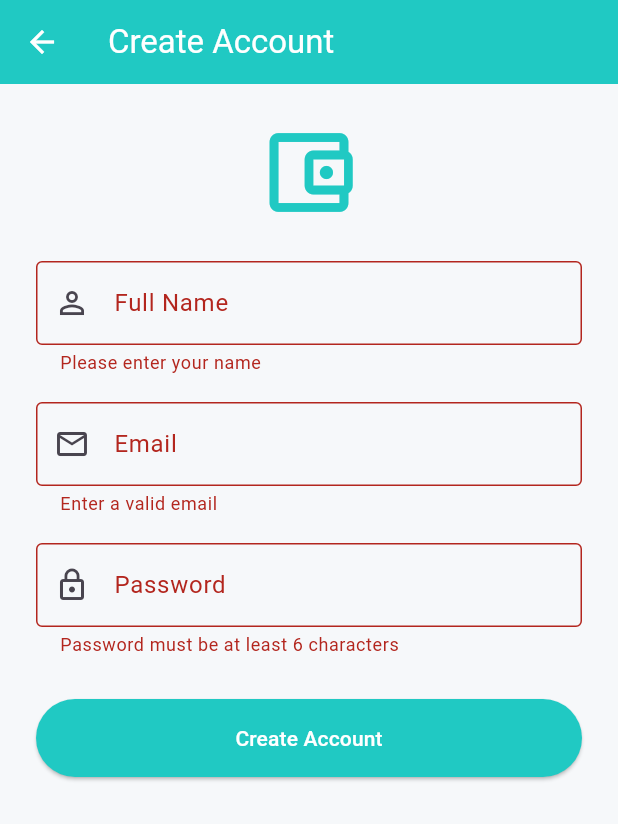
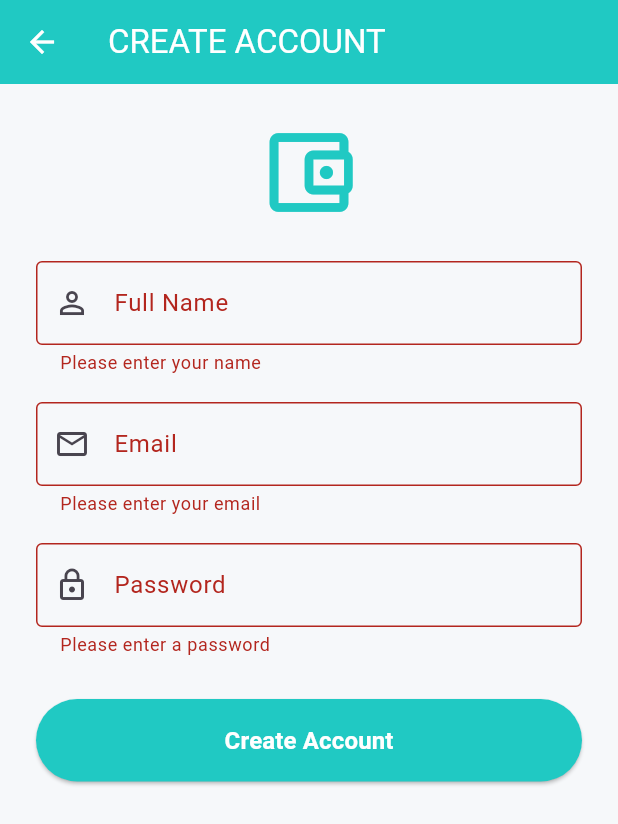
Before and after one commit to passang96/Student-Financial-Assistant-and-Savings-App, a Flutter app: the RegisterScreen screen opened directly, after a tap on "Create Account", on a phone screen of 412 x 824 dp. Shown: the top 824 px of the screen. Run offline on Flutter 3.47's test engine with Material 3 defaults, Android fonts, the phone set to English and light mode, and no system bars; our stand-ins replace firebase_auth, firebase_core; accounts and stored records are empty; Roboto replaces fonts that are missing (Arial).

Commit message:
Configured Firebase and implemented user registration

```diff
--- a/lib/main.dart
+++ b/lib/main.dart
@@ -1,8 +1,32 @@
+import 'package:firebase_core/firebase_core.dart';
 import 'package:flutter/material.dart';
 
+import 'firebase_options.dart';
 import 'screens/splash/splash_screen.dart';
 
-void main() {
+Future<void> main() async {
+  print('🔥🔥🔥 KAPIL MAIN.DART IS RUNNING 🔥🔥🔥');
+
+  WidgetsFlutterBinding.ensureInitialized();
+
+  try {
+    print('===== FIREBASE INITIALIZATION START =====');
+
+    final FirebaseApp app = await Firebase.initializeApp(
+      options: DefaultFirebaseOptions.currentPlatform,
+    );
+
+    print('===== FIREBASE INITIALIZATION SUCCESS =====');
+    print('Firebase app name: ${app.name}');
+    print('Firebase project ID: ${app.options.projectId}');
+    print('Firebase app ID: ${app.options.appId}');
+  } catch (e, stackTrace) {
+    print('===== FIREBASE INITIALIZATION FAILED =====');
+    print('ERROR: $e');
+    print('STACK TRACE:');
+    print(stackTrace);
+  }
+
   runApp(const StudentFinanceApp());
 }
 
--- a/lib/screens/register_screen.dart
+++ b/lib/screens/register_screen.dart
@@ -1,3 +1,4 @@
+import 'package:firebase_auth/firebase_auth.dart';
 import 'package:flutter/material.dart';
 
 import '../constants/app_colors.dart';
@@ -27,23 +28,128 @@ class _RegisterScreenState extends State<RegisterScreen> {
   }
 
   Future<void> _handleRegister() async {
-    if (!_formKey.currentState!.validate()) return;
+    debugPrint('BUTTON PRESSED!!!');
+    if (!_formKey.currentState!.validate()) {
+      return;
+    }
 
     setState(() {
       _isLoading = true;
     });
 
-    await Future.delayed(const Duration(seconds: 1));
+    final String name = _nameController.text.trim();
+    final String email = _emailController.text.trim();
+    final String password = _passwordController.text;
 
-    if (!mounted) return;
+    try {
+      debugPrint('===== FIREBASE REGISTRATION START =====');
+      debugPrint('Attempting registration for: $email');
 
-    setState(() {
-      _isLoading = false;
-    });
+      final UserCredential userCredential = await FirebaseAuth.instance
+          .createUserWithEmailAndPassword(email: email, password: password);
 
-    ScaffoldMessenger.of(
-      context,
-    ).showSnackBar(const SnackBar(content: Text('Registration submitted')));
+      final User? user = userCredential.user;
+
+      if (user == null) {
+        throw Exception('Firebase did not return a user after registration.');
+      }
+
+      debugPrint('===== FIREBASE USER CREATED =====');
+      debugPrint('UID: ${user.uid}');
+      debugPrint('Email: ${user.email}');
+
+      // Save the student's name in Firebase Authentication.
+      await user.updateDisplayName(name);
+
+      await user.reload();
+
+      final User? updatedUser = FirebaseAuth.instance.currentUser;
+
+      debugPrint('Display Name: ${updatedUser?.displayName}');
+      debugPrint('Project registration completed successfully.');
+      debugPrint('===== FIREBASE REGISTRATION COMPLETE =====');
+
+      if (!mounted) {
+        return;
+      }
+
+      ScaffoldMessenger.of(context).showSnackBar(
+        const SnackBar(
+          content: Text('Registration successful. You can now log in.'),
+          backgroundColor: Colors.green,
+        ),
+      );
+
+      // Return to Login screen after successful Firebase registration.
+      Navigator.pop(context);
+    } on FirebaseAuthException catch (e) {
+      debugPrint('===== FIREBASE AUTH ERROR =====');
+      debugPrint('Error Code: ${e.code}');
+      debugPrint('Error Message: ${e.message}');
+
+      if (!mounted) {
+        return;
+      }
+
+      String errorMessage;
+
+      switch (e.code) {
+        case 'email-already-in-use':
+          errorMessage = 'An account already exists with this email address.';
+          break;
+
+        case 'invalid-email':
+          errorMessage = 'Please enter a valid email address.';
+          break;
+
+        case 'weak-password':
+          errorMessage =
+              'Password is too weak. Please use a stronger password.';
+          break;
+
+        case 'operation-not-allowed':
+          errorMessage =
+              'Email/password registration is not enabled in Firebase.';
+          break;
+
+        case 'network-request-failed':
+          errorMessage =
+              'Network error. Please check your internet connection.';
+          break;
+
+        case 'too-many-requests':
+          errorMessage = 'Too many attempts. Please wait and try again.';
+          break;
+
+        default:
+          errorMessage = e.message ?? 'Firebase registration failed.';
+      }
+
+      ScaffoldMessenger.of(context).showSnackBar(
+        SnackBar(content: Text(errorMessage), backgroundColor: Colors.red),
+      );
+    } catch (e, stackTrace) {
+      debugPrint('===== UNKNOWN REGISTRATION ERROR =====');
+      debugPrint('Error: $e');
+      debugPrint('Stack Trace: $stackTrace');
+
+      if (!mounted) {
+        return;
+      }
+
+      ScaffoldMessenger.of(context).showSnackBar(
+        SnackBar(
+          content: Text('Registration failed: $e'),
+          backgroundColor: Colors.red,
+        ),
+      );
+    } finally {
+      if (mounted) {
+        setState(() {
+          _isLoading = false;
+        });
+      }
+    }
   }
 
   @override
@@ -51,7 +157,7 @@ class _RegisterScreenState extends State<RegisterScreen> {
     return Scaffold(
       backgroundColor: AppColors.backgroundLight,
       appBar: AppBar(
-        title: const Text('Create Account'),
+        title: const Text('CREATE ACCOUNT'),
         backgroundColor: AppColors.primary,
         foregroundColor: Colors.white,
       ),
@@ -67,12 +173,16 @@ class _RegisterScreenState extends State<RegisterScreen> {
                   size: 70,
                   color: AppColors.primary,
                 ),
+
                 const SizedBox(height: 24),
 
+                // Full Name
                 TextFormField(
                   controller: _nameController,
+                  textInputAction: TextInputAction.next,
                   decoration: const InputDecoration(
                     labelText: 'Full Name',
+                    hintText: 'Enter your full name',
                     prefixIcon: Icon(Icons.person_outline),
                     border: OutlineInputBorder(),
                   ),
@@ -80,48 +190,74 @@ class _RegisterScreenState extends State<RegisterScreen> {
                     if (value == null || value.trim().isEmpty) {
                       return 'Please enter your name';
                     }
+
                     return null;
                   },
                 ),
 
                 const SizedBox(height: 18),
 
+                // Email
                 TextFormField(
                   controller: _emailController,
                   keyboardType: TextInputType.emailAddress,
+                  textInputAction: TextInputAction.next,
+                  autocorrect: false,
                   decoration: const InputDecoration(
                     labelText: 'Email',
+                    hintText: 'Enter your email',
                     prefixIcon: Icon(Icons.email_outlined),
                     border: OutlineInputBorder(),
                   ),
                   validator: (value) {
-                    if (value == null || !value.contains('@')) {
-                      return 'Enter a valid email';
+                    final String email = value?.trim() ?? '';
+
+                    if (email.isEmpty) {
+                      return 'Please enter your email';
                     }
+
+                    if (!email.contains('@') || !email.contains('.')) {
+                      return 'Please enter a valid email';
+                    }
+
                     return null;
                   },
                 ),
 
                 const SizedBox(height: 18),
 
+                // Password
                 TextFormField(
                   controller: _passwordController,
                   obscureText: true,
+                  textInputAction: TextInputAction.done,
+                  onFieldSubmitted: (_) {
+                    if (!_isLoading) {
+                      _handleRegister();
+                    }
+                  },
                   decoration: const InputDecoration(
                     labelText: 'Password',
+                    hintText: 'Minimum 6 characters',
                     prefixIcon: Icon(Icons.lock_outline),
                     border: OutlineInputBorder(),
                   ),
                   validator: (value) {
-                    if (value == null || value.length < 6) {
+                    if (value == null || value.isEmpty) {
+                      return 'Please enter a password';
+                    }
+
+                    if (value.length < 6) {
                       return 'Password must be at least 6 characters';
                     }
+
                     return null;
                   },
                 ),
 
                 const SizedBox(height: 28),
 
+                // Create Account button
                 SizedBox(
                   width: double.infinity,
                   child: ElevatedButton(
@@ -132,8 +268,21 @@ class _RegisterScreenState extends State<RegisterScreen> {
                       padding: const EdgeInsets.symmetric(vertical: 16),
                     ),
                     child: _isLoading
-                        ? const CircularProgressIndicator(color: Colors.white)
-                        : const Text('Create Account'),
+                        ? const SizedBox(
+                            height: 22,
+                            width: 22,
+                            child: CircularProgressIndicator(
+                              color: Colors.white,
+                              strokeWidth: 2,
+                            ),
+                          )
+                        : const Text(
+                            'Create Account',
+                            style: TextStyle(
+                              fontSize: 16,
+                              fontWeight: FontWeight.w600,
+                            ),
+                          ),
                   ),
                 ),
               ],
--- a/pubspec.yaml
+++ b/pubspec.yaml
@@ -34,7 +34,8 @@ dependencies:
   # The following adds the Cupertino Icons font to your application.
   # Use with the CupertinoIcons class for iOS style icons.
   cupertino_icons: ^1.0.8
-  firebase_core: ^4.12.1
+  firebase_core: ^4.13.0
+  firebase_auth: ^6.5.7
 
 dev_dependencies:
   flutter_test:
```
Also changed, not shown: firebase.json, lib/firebase_options.dart, pubspec.lock, 4 other files.
